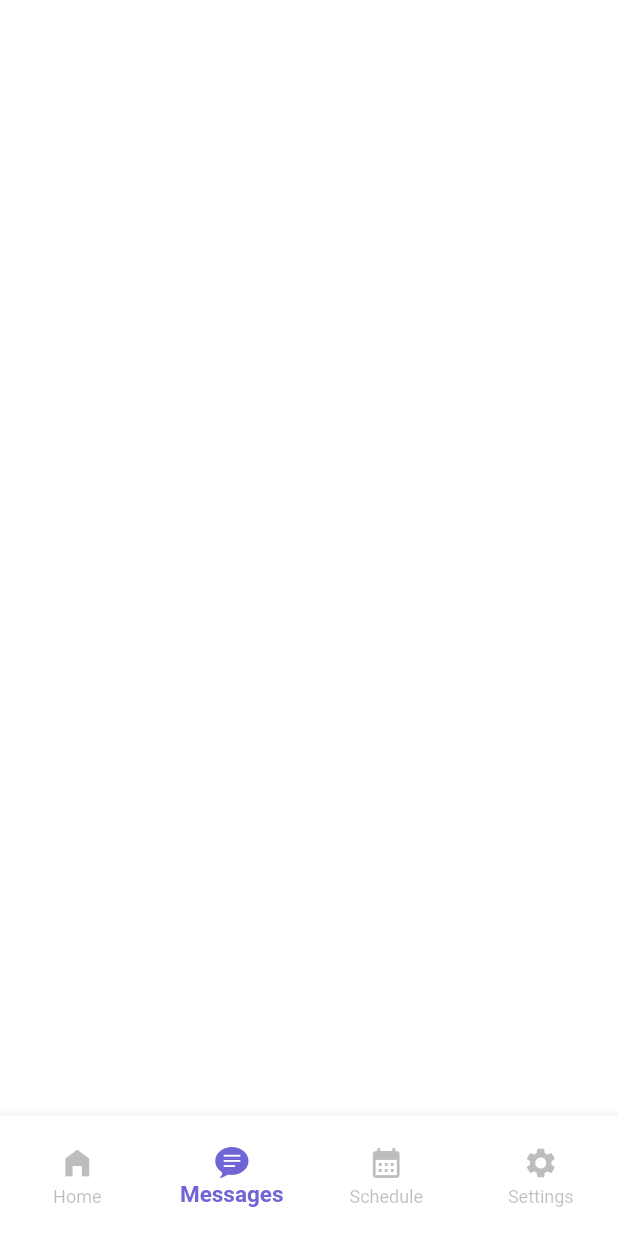
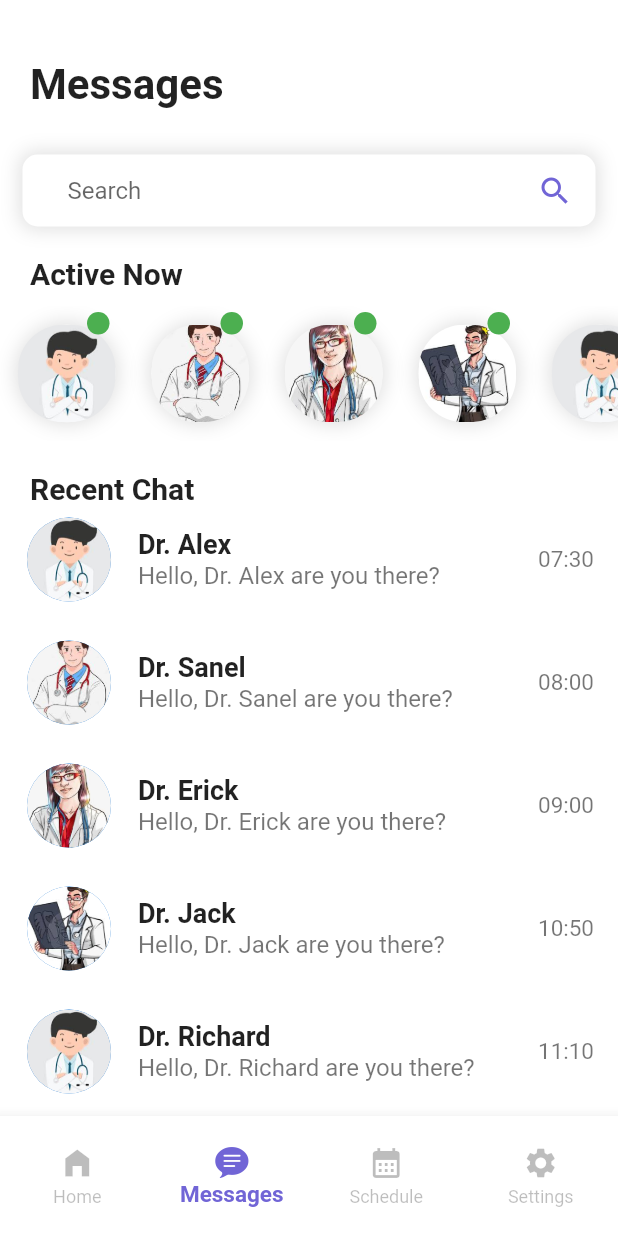
Before and after one commit to erickshayo/healthcare_app, a Flutter app: the NavBarRoots screen opened directly, item 2 of the bottom bar chosen, on a phone screen of 412 x 824 dp. Run offline on Flutter 3.47's test engine with Material 2 defaults, Android fonts, the phone set to English and light mode, and no system bars; missing offline and left inert: custom_clippers.

Commit message:
app complete

```diff
--- a/lib/screens/messages_screen.dart
+++ b/lib/screens/messages_screen.dart
@@ -0,0 +1,223 @@
+import 'package:flutter/material.dart';
+import 'package:healthcare_app/screens/chat_screen.dart';
+
+class MessagesScreen extends StatelessWidget {
+  List imgs = [
+    "1.jpg",
+    "2.jpg",
+    "3.jpg",
+    "4.jpg",
+    "1.jpg",
+    "2.jpg",
+    "3.jpg",
+    "4.jpg",
+  ];
+  List Doc_name = [
+    "Dr. Alex",
+    "Dr. Sanel",
+    "Dr. Erick",
+    "Dr. Jack",
+    "Dr. Richard",
+    "Dr. Michael",
+    "Dr. Angel",
+    "Dr. Kevin",
+  ];
+  List time = [
+    "07:30",
+    "08:00",
+    "09:00",
+    "10:50",
+    "11:10",
+    "12:20",
+    "13:00",
+    "13:30",
+  ];
+
+  @override
+  Widget build(BuildContext context) {
+    return SingleChildScrollView(
+      child: Column(
+        crossAxisAlignment: CrossAxisAlignment.start,
+        children: [
+          SizedBox(height: 40),
+          Padding(
+            padding: EdgeInsets.symmetric(horizontal: 20),
+            child: Text(
+              "Messages",
+              style: TextStyle(
+                fontSize: 28,
+                fontWeight: FontWeight.bold,
+              ),
+            ),
+          ),
+          SizedBox(height: 30),
+          Padding(
+            padding: EdgeInsets.symmetric(horizontal: 15),
+            child: Container(
+              padding: EdgeInsets.symmetric(horizontal: 15),
+              decoration: BoxDecoration(
+                color: Colors.white,
+                borderRadius: BorderRadius.circular(10),
+                boxShadow: [
+                  BoxShadow(
+                    color: Colors.black12,
+                    blurRadius: 10,
+                    spreadRadius: 2,
+                  ),
+                ],
+              ),
+              child: Row(
+                mainAxisAlignment: MainAxisAlignment.spaceBetween,
+                children: [
+                  Container(
+                    width: 300,
+                    child: Padding(
+                      padding: EdgeInsets.symmetric(horizontal: 15),
+                      child: TextFormField(
+                        decoration: InputDecoration(
+                          hintText: "Search",
+                          border: InputBorder.none,
+                        ),
+                      ),
+                    ),
+                  ),
+                  Icon(
+                    Icons.search,
+                    color: Color(0xFF7165D6),
+                  ),
+                ],
+              ),
+            ),
+          ),
+          SizedBox(height: 20),
+          Padding(
+            padding: EdgeInsets.symmetric(horizontal: 20),
+            child: Text(
+              "Active Now",
+              style: TextStyle(
+                fontSize: 20,
+                fontWeight: FontWeight.bold,
+              ),
+            ),
+          ),
+          SizedBox(height: 10),
+          SizedBox(
+            height: 90,
+            child: ListView.builder(
+              scrollDirection: Axis.horizontal,
+              itemCount: 6,
+              shrinkWrap: true,
+              itemBuilder: (context, index) {
+                return Container(
+                  margin: EdgeInsets.symmetric(horizontal: 12),
+                  width: 65,
+                  height: 65,
+                  decoration: BoxDecoration(
+                    shape: BoxShape.circle,
+                    color: Colors.white,
+                    boxShadow: [
+                      BoxShadow(
+                        color: Colors.black12,
+                        spreadRadius: 2,
+                        blurRadius: 10,
+                      ),
+                    ],
+                  ),
+                  child: Stack(
+                    textDirection: TextDirection.rtl,
+                    children: [
+                      Center(
+                        child: Container(
+                          height: 65,
+                          width: 65,
+                          child: ClipRRect(
+                            borderRadius: BorderRadius.circular(30),
+                            child: Image.asset(
+                              "images/${imgs[index]}",
+                              fit: BoxFit.cover,
+                            ),
+                          ),
+                        ),
+                      ),
+                      Container(
+                        margin: EdgeInsets.all(4),
+                        padding: EdgeInsets.all(3),
+                        height: 15,
+                        width: 15,
+                        decoration: BoxDecoration(
+                          color: Colors.green,
+                          shape: BoxShape.circle,
+                        ),
+                      ),
+                    ],
+                  ),
+                );
+              },
+            ),
+          ),
+          SizedBox(height: 20),
+          Padding(
+            padding: EdgeInsets.symmetric(horizontal: 20),
+            child: Text(
+              "Recent Chat",
+              style: TextStyle(
+                fontSize: 20,
+                fontWeight: FontWeight.bold,
+              ),
+            ),
+          ),
+          ListView.builder(
+            physics: NeverScrollableScrollPhysics(),
+            itemCount: 8,
+            shrinkWrap: true,
+            itemBuilder: (context, index) {
+              return Padding(
+                padding: EdgeInsets.only(bottom: 10),
+                child: ListTile(
+                  minVerticalPadding: 10,
+                  onTap: () {
+                    Navigator.push(
+                      context,
+                      MaterialPageRoute(
+                        builder: (context) => ChatScreen(),
+                      ),
+                    );
+                  },
+                  leading: CircleAvatar(
+                    radius: 30,
+                    backgroundImage: AssetImage(
+                      "images/${imgs[index]}",
+                    ),
+                  ),
+                  title: Text(
+                    Doc_name[index],
+                    style: TextStyle(
+                      fontSize: 18,
+                      fontWeight: FontWeight.bold,
+                    ),
+                  ),
+                  subtitle: Text(
+                    "Hello, " + Doc_name[index] + " are you there?",
+                    maxLines: 1,
+                    overflow: TextOverflow.ellipsis,
+                    style: TextStyle(
+                      fontSize: 16,
+                      color: Colors.black54,
+                    ),
+                  ),
+                  trailing: Text(
+                    time[index],
+                    style: TextStyle(
+                      fontSize: 15,
+                      color: Colors.black54,
+                    ),
+                  ),
+                ),
+              );
+            },
+          )
+        ],
+      ),
+    );
+  }
+}
--- a/lib/widgets/navbar_roots.dart
+++ b/lib/widgets/navbar_roots.dart
@@ -1,6 +1,7 @@
 import 'package:flutter/cupertino.dart';
 import 'package:flutter/material.dart';
 import 'package:healthcare_app/screens/home_sreen.dart';
+import 'package:healthcare_app/screens/messages_screen.dart';
 import 'package:healthcare_app/screens/schedule_scree.dart';
 import 'package:healthcare_app/screens/setting_screen.dart';
 
@@ -13,7 +14,7 @@ class _NavBarRootsState extends State<NavBarRoots> {
   int _selectedIndex = 0;
   final _screens = [
     HomeScreen(), //Home screen
-    Container(), //Messages Screen
+    MessagesScreen(), //Messages Screen
     ScheduleScreen(), //Schedule Screen
     SettingsScreen(), //Setting Screen
   ];
--- a/pubspec.yaml
+++ b/pubspec.yaml
@@ -35,6 +35,7 @@ dependencies:
   # The following adds the Cupertino Icons font to your application.
   # Use with the CupertinoIcons class for iOS style icons.
   cupertino_icons: ^1.0.2
+  custom_clippers: ^2.0.0
 
 dev_dependencies:
   flutter_test:
```
Also changed, not shown: lib/screens/chat_screen.dart (added, +133 -0 lines), lib/widgets/chat_sample.dart (added, +60 -0 lines), pubspec.lock, 6 other files.
